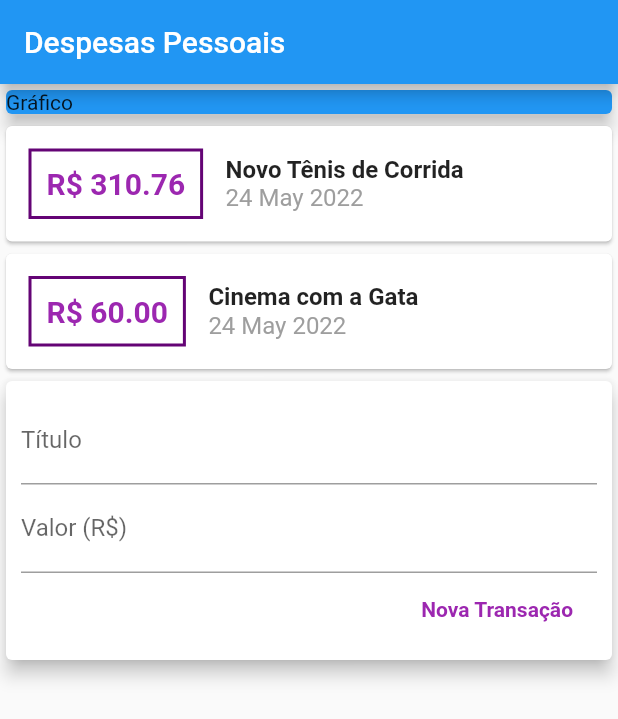
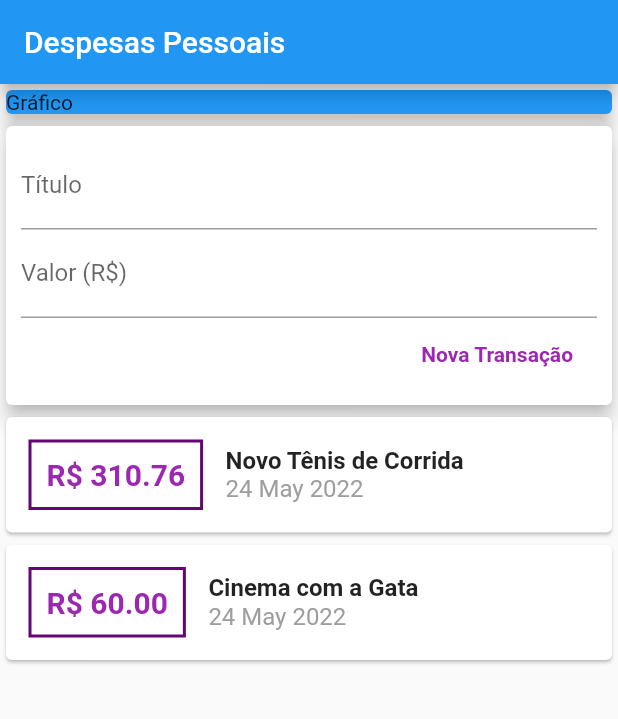
Before and after one commit to colombolucas/expensesApp, a Flutter app: the screen it shows after launch, after a tap on "Nova Transação", on a phone screen of 412 x 824 dp. Shown: the top 719 px of the screen. Run offline on Flutter 3.47's test engine with Material 2 defaults, Android fonts, the phone set to English and light mode, and no system bars.

Commit message:
Validacoes Title e Numero, lista dinamica e ListView com limitacao usando Listview.build com um contexto e index por parametro

```diff
--- a/lib/components/transaction_form.dart
+++ b/lib/components/transaction_form.dart
@@ -4,6 +4,20 @@ import 'transaction_list.dart';
 class TransactionForm extends StatelessWidget {
   final titleController = TextEditingController();
   final valueController = TextEditingController();
+
+  final void Function(String, double) onSubmit;
+
+  TransactionForm(this.onSubmit);
+
+  _submitForm() {
+    final title = titleController.text;
+    final value = double.tryParse(valueController.text) ?? 0.0;
+
+    if (title.isEmpty || value <= 0 || value.isNaN) {
+      return;
+    }
+    onSubmit(title, value);
+  }
 
   @override
   Widget build(BuildContext context) {
@@ -15,20 +29,20 @@ class TransactionForm extends StatelessWidget {
           children: [
             TextField(
               controller: titleController,
+              onSubmitted: (_) => _submitForm(),
               decoration: InputDecoration(labelText: 'Título'),
             ),
             TextField(
               controller: valueController,
+              keyboardType: TextInputType.numberWithOptions(decimal: true),
+              onSubmitted: (_) => _submitForm(),
               decoration: InputDecoration(labelText: 'Valor (R\$)'),
             ),
             Row(
               mainAxisAlignment: MainAxisAlignment.end,
               children: [
                 FlatButton(
-                  onPressed: () {
-                    print(titleController.text);
-                    print(valueController.text);
-                  },
+                  onPressed: _submitForm,
                   child: Text(
                     'Nova Transação',
                     style: TextStyle(
--- a/lib/components/transaction_list.dart
+++ b/lib/components/transaction_list.dart
@@ -10,8 +10,12 @@ class TransactionList extends StatelessWidget {
 
   @override
   Widget build(BuildContext context) {
-    return Column(
-      children: transactions.map((tr) {
+    return Container(
+      height: 300,
+      child: ListView.builder(
+        itemCount: transactions.length,
+        itemBuilder: (ctx, index) {
+          final tr = transactions[index];
           return Card(
             child: Row(
               children: [
@@ -37,7 +41,8 @@ class TransactionList extends StatelessWidget {
                   children: [
                     Text(
                       tr.title,
-                  style: TextStyle(fontSize: 16, fontWeight: FontWeight.bold),
+                      style:
+                          TextStyle(fontSize: 16, fontWeight: FontWeight.bold),
                     ),
                     Text(
                       DateFormat('d MMM y').format(tr.date),
@@ -49,8 +54,10 @@ class TransactionList extends StatelessWidget {
                   ],
                 ),
               ],
-        ));
-      }).toList(),
+            ),
+          );
+        },
+      ),
     );
   }
 }
```
Also changed, not shown: lib/components/transaction_user.dart (+17 -1 lines). Lines whose indentation alone changed are shown as unchanged.
